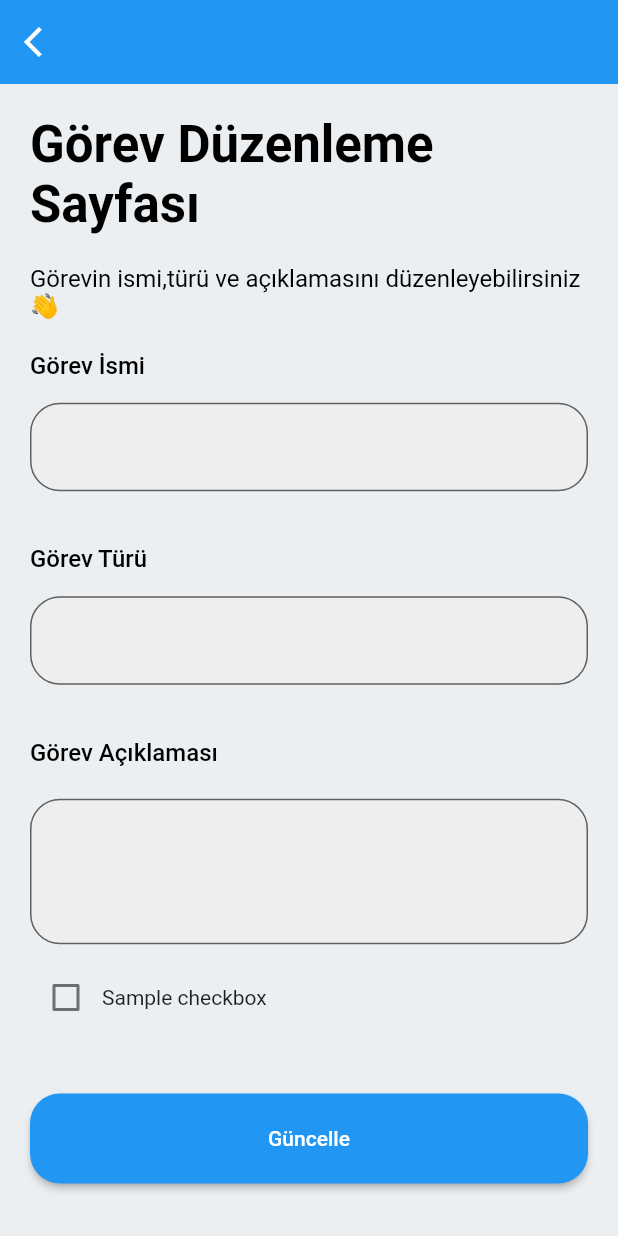
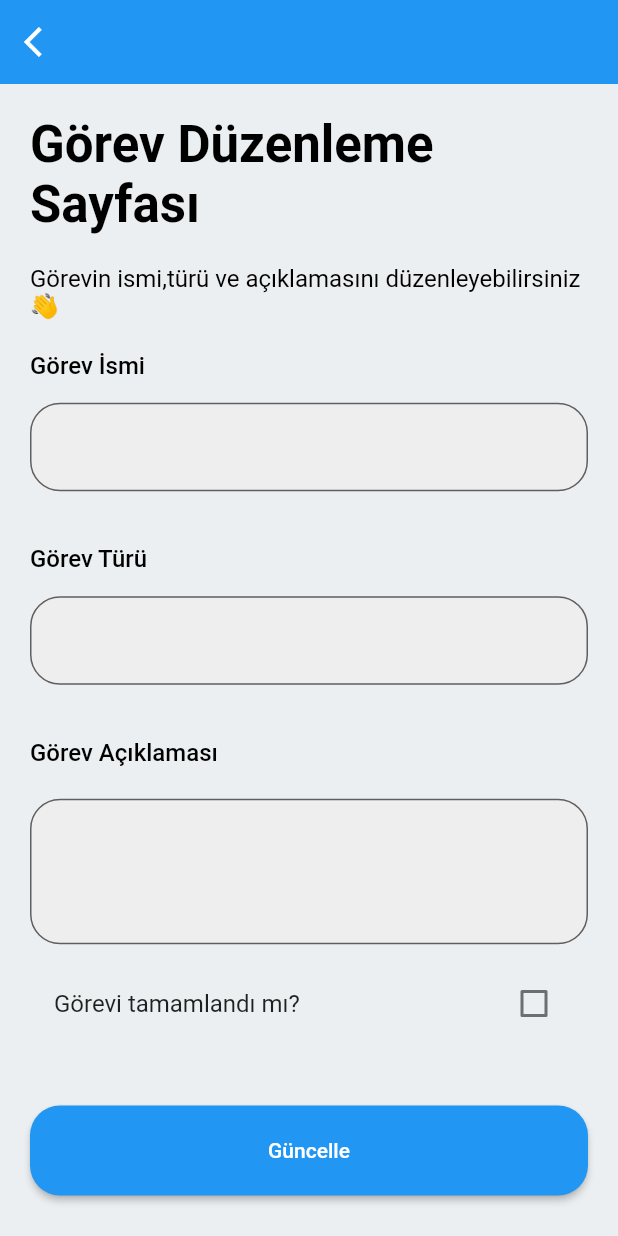
Before and after one commit to SezerKaynak/pomo2do, a Flutter app: the EditTask screen opened directly with empty values, on a phone screen of 412 x 824 dp. Run offline on Flutter 3.47's test engine with Material 2 defaults, Android fonts, the light colour scheme and no system bars; our stand-ins replace cached_network_image, cloud_firestore, firebase_auth, firebase_core, firebase_storage, flutter_smart_dialog and 1 more; missing offline and left inert: firestore_search; accounts and stored records are empty.

Commit message:
Updated checkbox

```diff
--- a/lib/pages/edit_task.dart
+++ b/lib/pages/edit_task.dart
@@ -102,35 +102,13 @@ class _EditTaskState extends State<EditTask> {
                     controller: _taskInfoController,
                     height: 120,
                     maxLines: 3),
-                // CheckboxListTile(
-                //   title: const Text("Görevi tamamlandı mı?"),
-                //   value: isChecked,
-                //   autofocus: true,
-                //   onChanged: (bool? newValue) {
-                //     if (widget.isDone) {
-                //       print('ilk durum true');
-                //       newValue = false;
-                //     } else {
-                //       print('ikinci durum false');
-                //       newValue = true;
-                //     }
-                //     setState(() {
-                //       print(widget.isDone.toString());
-                //       isChecked = newValue!;
-                //     });
-                //     print('ischecked ' + isChecked.toString());
-                //   },
-                //   controlAffinity:
-                //       ListTileControlAffinity.platform, //  <-- leading Checkbox
-                // ),
                 FormField(
                   initialValue: widget.isDone,
                   builder: (FormFieldState state) {
                     return Column(
                       children: [
-                        Row(
-                          children: [
-                            Checkbox(
+                        CheckboxListTile(
+                          title: const Text('Görevi tamamlandı mı?'),
                           activeColor: Colors.blue,
                           value: state.value,
                           onChanged: (value) {
@@ -138,9 +116,8 @@ class _EditTaskState extends State<EditTask> {
                               state.didChange(value);
                               isChecked = state.value;
                             });
-                                }),
-                            Expanded(child: Text('Sample checkbox')),
-                          ],
+                          },
+                          controlAffinity: ListTileControlAffinity.platform,
                         ),
                       ],
                     );
@@ -159,7 +136,6 @@ class _EditTaskState extends State<EditTask> {
                               .collection(
                                   'Users/${FirebaseAuth.instance.currentUser!.uid}/tasks');
                           var task = users.doc(widget.id);
-                          print('son durum ' + isChecked.toString());
                           task.set({
                             'taskNameCaseInsensitive':
                                 _taskNameController.text.toLowerCase(),
```
Lines whose indentation alone changed are shown as unchanged.
